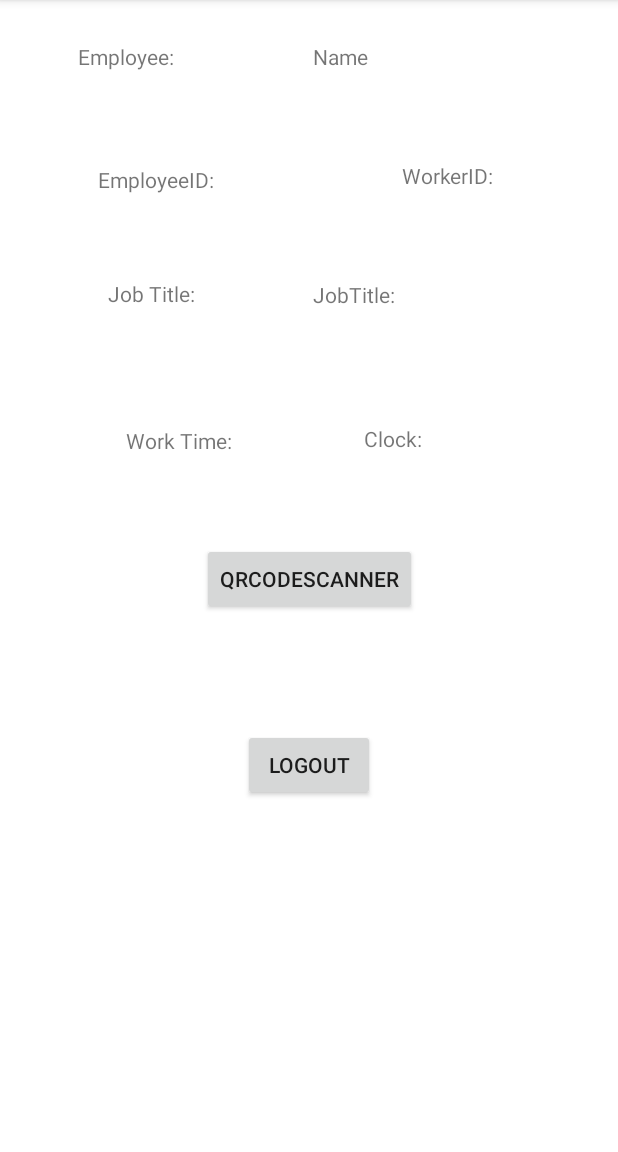
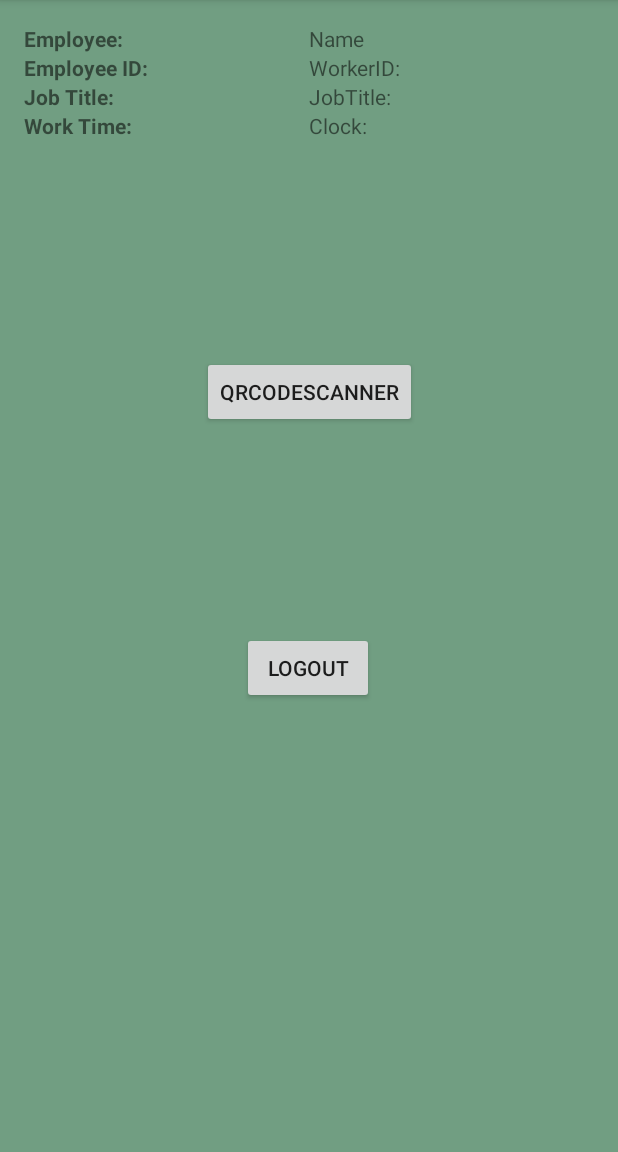
Before and after one commit to Foxroad1/Ranger_team_project, an Android app built with Jetpack Compose: the ProfileActivity screen opened directly, with no data from a screen before it, on a phone screen of 412 x 824 dp, the part 84-1236 px from its top. Run offline under Robolectric (Android 15) with nearby library versions, the phone set to English and light mode, and no system bars; libraries missing offline, so code that uses them is left out: com.google.zxing.integration.

Commit message:
Profile adjustments

```diff
--- a/Companionapp/app/src/main/res/layout/activity_profile.xml
+++ b/Companionapp/app/src/main/res/layout/activity_profile.xml
@@ -4,62 +4,94 @@
     xmlns:tools="http://schemas.android.com/tools"
     android:layout_width="match_parent"
     android:layout_height="match_parent"
+    android:background="@color/white"
+    android:backgroundTint="#719E82"
+    android:padding="16dp"
     tools:context=".ProfileActivity">
 
     <TextView
-        android:id="@+id/nameTextView"
-        android:layout_width="135dp"
-        android:layout_height="35dp"
-        android:layout_marginTop="28dp"
-        android:text="@string/name"
-        app:layout_constraintEnd_toEndOf="parent"
-        app:layout_constraintHorizontal_bias="0.754"
+        android:id="@+id/labelEmployee"
+        android:layout_width="0dp"
+        android:layout_height="wrap_content"
+        android:text="Employee:"
+        android:textStyle="bold"
+        app:layout_constraintEnd_toStartOf="@+id/nameTextView"
         app:layout_constraintStart_toStartOf="parent"
         app:layout_constraintTop_toTopOf="parent" />
 
     <TextView
+        android:id="@+id/nameTextView"
+        android:layout_width="0dp"
+        android:layout_height="wrap_content"
+        android:text="@string/name"
+        app:layout_constraintEnd_toEndOf="parent"
+        app:layout_constraintStart_toEndOf="@+id/labelEmployee"
+        app:layout_constraintTop_toTopOf="parent" />
+
+    <TextView
+        android:id="@+id/labelEmployeeID"
+        android:layout_width="0dp"
+        android:layout_height="wrap_content"
+        android:text="Employee ID:"
+        android:textStyle="bold"
+        app:layout_constraintEnd_toStartOf="@+id/workerIdTextView"
+        app:layout_constraintStart_toStartOf="parent"
+        app:layout_constraintTop_toBottomOf="@+id/labelEmployee" />
+
+    <TextView
         android:id="@+id/workerIdTextView"
-        android:layout_width="76dp"
-        android:layout_height="27dp"
-        android:layout_marginTop="44dp"
+        android:layout_width="0dp"
+        android:layout_height="wrap_content"
         android:text="@string/Worker_ID"
         app:layout_constraintEnd_toEndOf="parent"
-        app:layout_constraintHorizontal_bias="0.797"
+        app:layout_constraintStart_toEndOf="@+id/labelEmployeeID"
+        app:layout_constraintTop_toBottomOf="@+id/nameTextView" />
+
+    <TextView
+        android:id="@+id/labelJobTitle"
+        android:layout_width="0dp"
+        android:layout_height="wrap_content"
+        android:text="Job Title:"
+        android:textStyle="bold"
+        app:layout_constraintEnd_toStartOf="@+id/jobTitleTextView"
         app:layout_constraintStart_toStartOf="parent"
-        app:layout_constraintTop_toBottomOf="@id/nameTextView" />
+        app:layout_constraintTop_toBottomOf="@+id/labelEmployeeID" />
 
     <TextView
         android:id="@+id/jobTitleTextView"
-        android:layout_width="155dp"
-        android:layout_height="40dp"
-        android:layout_marginTop="52dp"
+        android:layout_width="0dp"
+        android:layout_height="wrap_content"
         android:text="@string/Job_title"
         app:layout_constraintEnd_toEndOf="parent"
-        app:layout_constraintHorizontal_bias="0.812"
-        app:layout_constraintStart_toStartOf="parent"
+        app:layout_constraintStart_toEndOf="@+id/labelJobTitle"
         app:layout_constraintTop_toBottomOf="@+id/workerIdTextView" />
 
     <TextView
+        android:id="@+id/labelWorkTime"
+        android:layout_width="0dp"
+        android:layout_height="wrap_content"
+        android:text="Work Time:"
+        android:textStyle="bold"
+        app:layout_constraintEnd_toStartOf="@+id/clockTextView"
+        app:layout_constraintStart_toStartOf="parent"
+        app:layout_constraintTop_toBottomOf="@+id/labelJobTitle" />
+
+    <TextView
         android:id="@+id/clockTextView"
-        android:layout_width="102dp"
-        android:layout_height="42dp"
-        android:layout_marginTop="56dp"
+        android:layout_width="0dp"
+        android:layout_height="wrap_content"
         android:text="@string/Clock"
         app:layout_constraintEnd_toEndOf="parent"
-        app:layout_constraintHorizontal_bias="0.783"
-        app:layout_constraintStart_toStartOf="parent"
-        app:layout_constraintTop_toBottomOf="@id/jobTitleTextView" />
+        app:layout_constraintStart_toEndOf="@+id/labelWorkTime"
+        app:layout_constraintTop_toBottomOf="@+id/jobTitleTextView" />
 
     <Button
         android:id="@+id/scanQrButton"
         android:layout_width="wrap_content"
         android:layout_height="wrap_content"
-        android:layout_marginTop="37dp"
-        android:layout_marginBottom="76dp"
+        android:layout_marginTop="144dp"
         android:text="@string/Scan_QR_Code"
-        app:layout_constraintBottom_toTopOf="@+id/logoutButton"
         app:layout_constraintEnd_toEndOf="parent"
-        app:layout_constraintHorizontal_bias="0.5"
         app:layout_constraintStart_toStartOf="parent"
         app:layout_constraintTop_toBottomOf="@+id/clockTextView" />
 
@@ -67,65 +99,11 @@
         android:id="@+id/logoutButton"
         android:layout_width="wrap_content"
         android:layout_height="wrap_content"
-        android:layout_marginTop="76dp"
+        android:layout_marginTop="136dp"
         android:text="@string/Logout"
         app:layout_constraintEnd_toEndOf="parent"
-        app:layout_constraintHorizontal_bias="0.5"
+        app:layout_constraintHorizontal_bias="0.498"
         app:layout_constraintStart_toStartOf="parent"
-        app:layout_constraintTop_toBottomOf="@id/scanQrButton" />
-
-    <TextView
-        android:id="@+id/labelEmployee"
-        android:layout_width="131dp"
-        android:layout_height="34dp"
-        android:layout_marginStart="52dp"
-        android:layout_marginTop="28dp"
-        android:layout_marginEnd="25dp"
-        android:layout_marginBottom="48dp"
-        android:text="Employee:"
-        app:layout_constraintBottom_toTopOf="@+id/labelEmployeeID"
-        app:layout_constraintEnd_toStartOf="@+id/nameTextView"
-        app:layout_constraintStart_toStartOf="parent"
-        app:layout_constraintTop_toTopOf="parent" />
-
-    <TextView
-        android:id="@+id/labelEmployeeID"
-        android:layout_width="143dp"
-        android:layout_height="40dp"
-        android:layout_marginStart="36dp"
-        android:layout_marginTop="48dp"
-        android:layout_marginEnd="29dp"
-        android:text="EmployeeID:"
-        app:layout_constraintEnd_toStartOf="@+id/workerIdTextView"
-        app:layout_constraintHorizontal_bias="0.49"
-        app:layout_constraintStart_toStartOf="parent"
-        app:layout_constraintTop_toBottomOf="@+id/labelEmployee" />
-
-    <TextView
-        android:id="@+id/labelJobTitle"
-        android:layout_width="111dp"
-        android:layout_height="34dp"
-        android:layout_marginStart="36dp"
-        android:layout_marginTop="36dp"
-        android:layout_marginEnd="15dp"
-        android:text="Job Title:"
-        app:layout_constraintEnd_toStartOf="@+id/jobTitleTextView"
-        app:layout_constraintHorizontal_bias="0.782"
-        app:layout_constraintStart_toStartOf="parent"
-        app:layout_constraintTop_toBottomOf="@+id/labelEmployeeID" />
-
-    <TextView
-        android:id="@+id/labelWorkTime"
-        android:layout_width="115dp"
-        android:layout_height="38dp"
-        android:layout_marginStart="84dp"
-        android:layout_marginTop="60dp"
-        android:layout_marginEnd="43dp"
-        android:layout_marginBottom="36dp"
-        android:text="Work Time:"
-        app:layout_constraintBottom_toTopOf="@+id/scanQrButton"
-        app:layout_constraintEnd_toStartOf="@+id/clockTextView"
-        app:layout_constraintStart_toStartOf="parent"
-        app:layout_constraintTop_toBottomOf="@+id/labelJobTitle" />
+        app:layout_constraintTop_toBottomOf="@+id/scanQrButton" />
 
 </androidx.constraintlayout.widget.ConstraintLayout>
```
Also changed, not shown: 17 other files.
